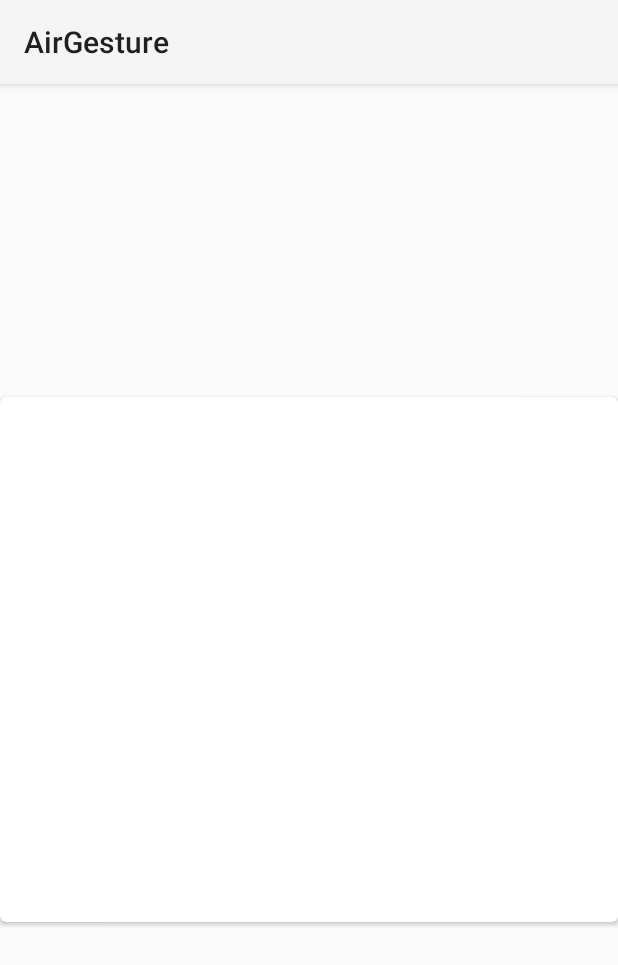
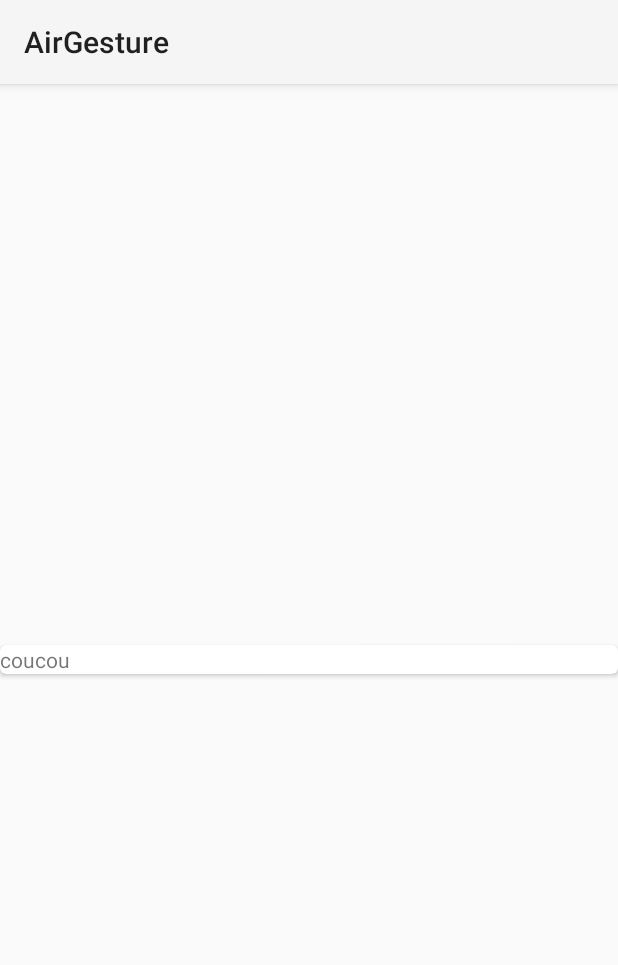
Before and after one commit to GenesisGroupe/AirGesture, an Android app: the layout photo_post_cell.xml on its own in the app's theme, with its tools: preview values and no code run, on a phone screen of 412 x 824 dp. Shown: the top 965 px of the screen. Run offline under Robolectric (Android 15) with nearby library versions, the phone set to English and light mode, and no system bars.

```diff
--- a/app/src/main/res/drawable/myrect.xml
+++ b/app/src/main/res/drawable/myrect.xml
@@ -1,6 +1,6 @@
 <?xml version="1.0" encoding="utf-8"?>
 <shape xmlns:android="http://schemas.android.com/apk/res/android"
     android:shape="rectangle">
-    <solid android:color="#00505050" />
+    <solid android:color="#FF505050" />
     <corners android:radius="5dp" />
 </shape>
--- a/app/src/main/res/layout/photo_post_cell.xml
+++ b/app/src/main/res/layout/photo_post_cell.xml
@@ -9,15 +9,30 @@
         android:id="@+id/card_view"
         android:layout_gravity="center"
         android:layout_width="match_parent"
-        android:layout_height="350dp"
-        card_view:cardCornerRadius="4dp">
+        android:layout_height="wrap_content"
+        android:elevation="12dp"
+        card_view:cardCornerRadius="4dp"
+        android:padding="5dp">
 
-    <ImageView
-        android:layout_width="match_parent"
-        android:layout_height="match_parent"
-        android:elevation="12dp"
-        android:background="@drawable/myrect"
-        android:id="@+id/photo_post_iv"/>
+        <LinearLayout
+            android:layout_width="match_parent"
+            android:layout_height="match_parent"
+            android:orientation="vertical"
+            android:layout_gravity="center">
+            <ImageView
+                android:layout_width="wrap_content"
+                android:layout_height="wrap_content"
+                android:background="@drawable/myrect"
+                android:id="@+id/photo_post_iv"/>
+
+            <TextView
+                android:layout_width="match_parent"
+                android:layout_height="wrap_content"
+                android:id="@+id/photo_post_tv_title"
+                android:text="coucou"
+                />
+        </LinearLayout>
+
     </android.support.v7.widget.CardView>
 
 </LinearLayout>
--- a/app/src/main/res/values/dimens.xml
+++ b/app/src/main/res/values/dimens.xml
@@ -2,4 +2,7 @@
     <!-- Default screen margins, per the Android Design guidelines. -->
     <dimen name="activity_horizontal_margin">16dp</dimen>
     <dimen name="activity_vertical_margin">16dp</dimen>
+
+    <dimen name="photo_width">300dp</dimen>
+    <dimen name="photo_height">300dp</dimen>
 </resources>
```
Also changed, not shown: app/src/main/java/com/genesis/airgesture/MainActivity.java (+11 -87 lines), app/src/main/java/com/genesis/airgesture/adapters/PostAdapter.java (+9 -9 lines).
